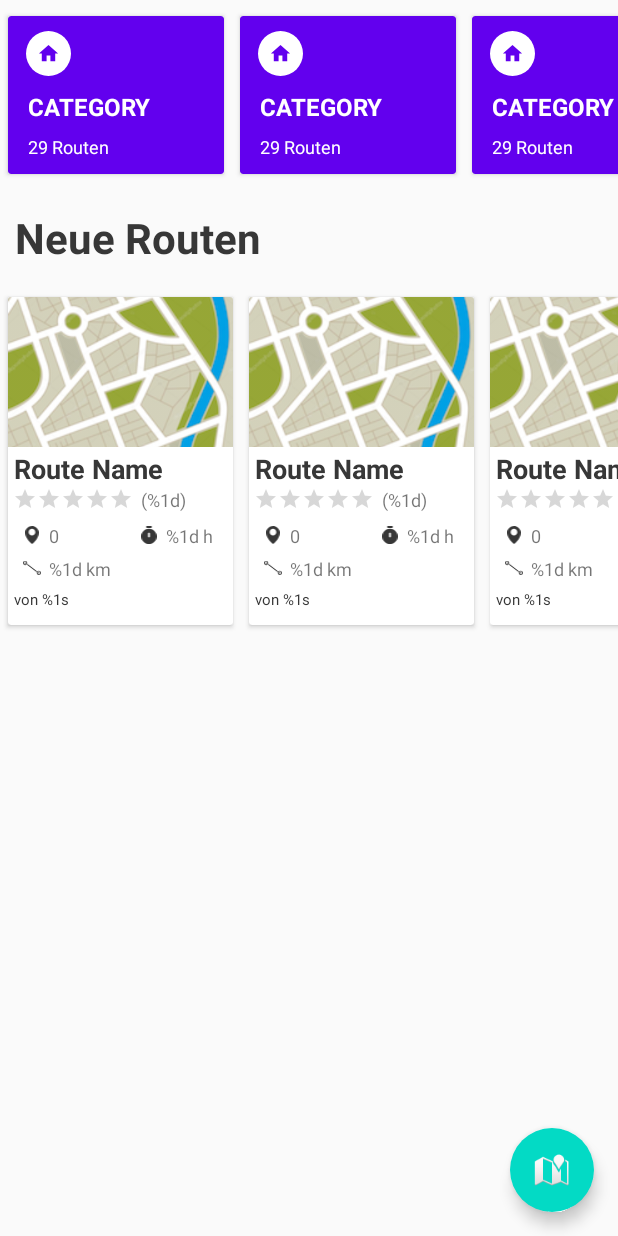
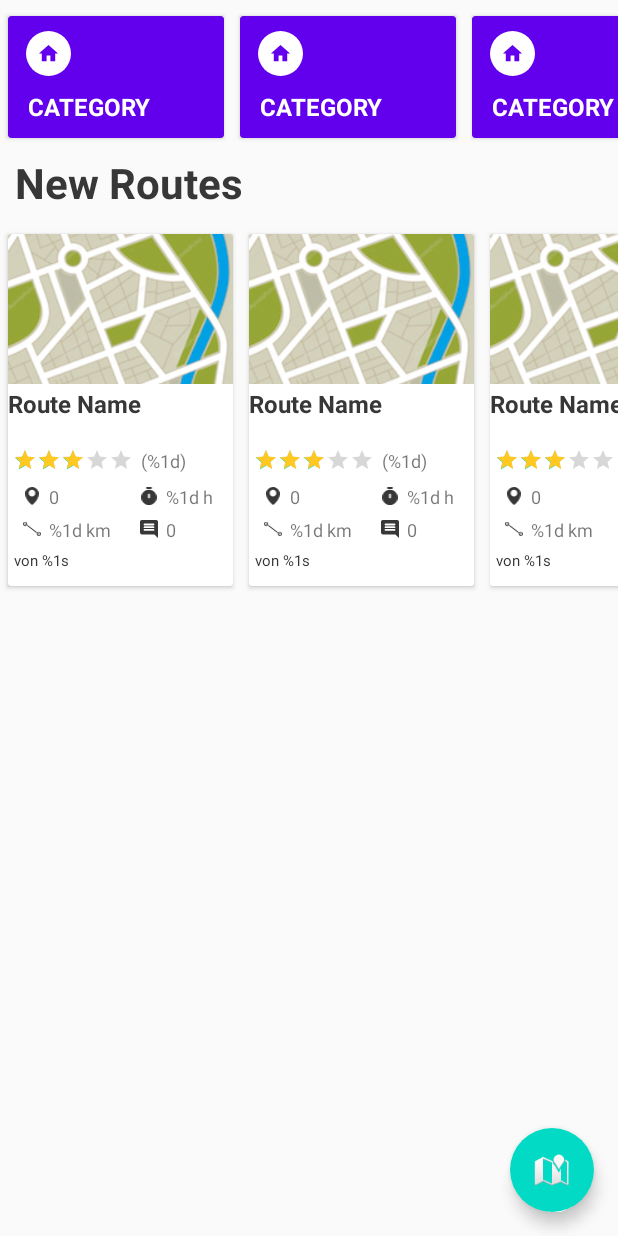
Before and after one commit to UniRegensburg/unsere-app-fur-die-universitat-regensburg-campus-guide, an Android app: the layout fragment_discover.xml on its own in the app's theme, with its tools: preview values and no code run, on a phone screen of 412 x 824 dp. Run offline under Robolectric (Android 15) with nearby library versions, the phone set to English and light mode, and no system bars.

Commit message:
Implement Route Adapter and Update UI

```diff
--- a/app/src/main/java/de/ur/explure/di/modules.kt
+++ b/app/src/main/java/de/ur/explure/di/modules.kt
@@ -55,7 +55,7 @@ val mainModule = module {
     single { UserRepositoryImpl(get(), get()) }
     single { CategoryRepositoryImpl(get(), get()) }
     viewModel { AuthenticationViewModel(get(), get()) }
-    viewModel { DiscoverViewModel(get(), get()) }
+    viewModel { DiscoverViewModel(get(), get(), get()) }
     viewModel { StateViewModel() }
     viewModel { BottomNavViewModel() }
     viewModel { MapViewModel(get()) }
--- a/app/src/main/java/de/ur/explure/repository/route/RouteRepository.kt
+++ b/app/src/main/java/de/ur/explure/repository/route/RouteRepository.kt
@@ -4,6 +4,7 @@ import de.ur.explure.model.comment.CommentDTO
 import de.ur.explure.model.route.Route
 import de.ur.explure.model.route.RouteDTO
 import de.ur.explure.utils.FirebaseResult
+import java.util.*
 
 interface RouteRepository {
 
@@ -18,4 +19,6 @@ interface RouteRepository {
     suspend fun addComment(routeId: String, commentDTO: CommentDTO): FirebaseResult<Void>
 
     suspend fun addAnswer(routeId: String, commentId: String, commentDTO: CommentDTO): FirebaseResult<Void>
+
+    suspend fun getLatestRoutes(lastVisibleDate: Date?,batchSize : Long): FirebaseResult<List<Route>>
 }
--- /dev/null
+++ b/app/src/main/res/drawable/ic_comment.xml
@@ -0,0 +1,12 @@
+<vector xmlns:android="http://schemas.android.com/apk/res/android"
+    android:width="20dp"
+    android:height="20dp"
+    android:viewportWidth="20"
+    android:viewportHeight="20">
+  <path
+      android:pathData="M19.99,2C19.99,0.9 19.1,0 18,0L2,0C0.9,0 0,0.9 0,2L0,14C0,15.1 0.9,16 2,16L16,16L20,20L19.99,2ZM15,12L5,12C4.45,12 4,11.55 4,11C4,10.45 4.45,10 5,10L15,10C15.55,10 16,10.45 16,11C16,11.55 15.55,12 15,12ZM15,9L5,9C4.45,9 4,8.55 4,8C4,7.45 4.45,7 5,7L15,7C15.55,7 16,7.45 16,8C16,8.55 15.55,9 15,9ZM15,6L5,6C4.45,6 4,5.55 4,5C4,4.45 4.45,4 5,4L15,4C15.55,4 16,4.45 16,5C16,5.55 15.55,6 15,6Z"
+      android:strokeWidth="1"
+      android:fillColor="#1D1D1D"
+      android:fillType="evenOdd"
+      android:strokeColor="#00000000"/>
+</vector>
--- a/app/src/main/res/layout/category_card_item.xml
+++ b/app/src/main/res/layout/category_card_item.xml
@@ -46,19 +46,6 @@
             app:layout_constraintStart_toStartOf="parent"
             app:layout_constraintTop_toBottomOf="@+id/iv_category_icon" />
 
-
-        <TextView
-            android:id="@+id/tv_category_count"
-            android:layout_width="wrap_content"
-            android:layout_height="wrap_content"
-            android:layout_marginStart="1dp"
-            android:layout_marginTop="7dp"
-            android:text="29 Routen"
-            android:textColor="@android:color/white"
-            android:textSize="12sp"
-            app:layout_constraintStart_toStartOf="parent"
-            app:layout_constraintTop_toBottomOf="@+id/tv_category_name" />
-
     </androidx.constraintlayout.widget.ConstraintLayout>
 
 
--- a/app/src/main/res/layout/fragment_discover.xml
+++ b/app/src/main/res/layout/fragment_discover.xml
@@ -20,11 +20,11 @@
         android:id="@+id/tv_new_routes"
         android:layout_width="wrap_content"
         android:layout_height="wrap_content"
-        android:text="Neue Routen"
+        android:text="@string/discover_new_routes"
         android:textColor="@color/textColor"
         android:textStyle="bold"
         android:textSize="28dp"
-        android:layout_marginTop="18dp"
+        android:layout_marginTop="5dp"
         android:layout_marginStart="10dp"
         app:layout_constraintStart_toStartOf="parent"
         app:layout_constraintTop_toBottomOf="@+id/rv_category_list" />
@@ -34,7 +34,7 @@
         android:layout_width="match_parent"
         android:layout_height="wrap_content"
         tools:listitem="@layout/route_card_item"
-        android:layout_marginTop="15dp"
+        android:layout_marginTop="10dp"
         android:orientation="horizontal"
         app:layoutManager="androidx.recyclerview.widget.LinearLayoutManager"
         app:layout_constraintStart_toStartOf="parent"
--- a/app/src/main/res/layout/route_card_item.xml
+++ b/app/src/main/res/layout/route_card_item.xml
@@ -1,5 +1,4 @@
 <?xml version="1.0" encoding="utf-8"?>
-
 <androidx.cardview.widget.CardView xmlns:android="http://schemas.android.com/apk/res/android"
     xmlns:app="http://schemas.android.com/apk/res-auto"
     xmlns:card_view="http://schemas.android.com/tools"
@@ -21,7 +20,6 @@
         android:background="@android:color/transparent"
         android:paddingBottom="10dp">
 
-
         <ImageView
             android:id="@+id/iv_route_thumbnail"
             android:layout_width="150dp"
@@ -35,13 +33,15 @@
 
         <TextView
             android:id="@+id/tv_route_title"
-            android:layout_width="wrap_content"
+            android:layout_width="120dp"
             android:layout_height="wrap_content"
-            android:layout_marginStart="4dp"
             android:layout_marginTop="2dp"
+            android:lines="2"
+            android:maxLines="2"
             android:text="@string/route_item_title"
             android:textColor="@color/textColor"
-            android:textSize="18sp"
+            android:layout_marginEnd="10dp"
+            android:textSize="16sp"
             android:textStyle="bold"
             app:layout_constraintStart_toStartOf="parent"
             app:layout_constraintTop_toBottomOf="@+id/iv_route_thumbnail" />
@@ -54,7 +54,8 @@
             android:layout_marginStart="3dp"
             android:max="5"
             android:numStars="5"
-            android:rating="0.0"
+            android:progressTint="@color/duskYellow"
+            android:rating="3.0"
             android:stepSize="0.0"
             app:layout_constraintStart_toStartOf="parent"
             app:layout_constraintTop_toBottomOf="@+id/tv_route_title" />
@@ -116,6 +117,28 @@
             app:layout_constraintTop_toTopOf="@+id/iv_duration_icon" />
 
         <ImageView
+            android:id="@+id/iv_comment_icon"
+            android:layout_width="12dp"
+            android:layout_height="12dp"
+            android:layout_marginTop="10dp"
+            android:layout_marginEnd="50dp"
+            android:src="@drawable/ic_comment"
+            app:layout_constraintEnd_toEndOf="parent"
+            app:layout_constraintTop_toBottomOf="@+id/iv_duration_icon"
+            app:tint="@color/textColor" />
+
+        <TextView
+            android:id="@+id/tv_comment"
+            android:layout_width="wrap_content"
+            android:layout_height="wrap_content"
+            android:layout_marginStart="5dp"
+            android:text="@string/route_item_waypoints"
+            android:textSize="12sp"
+            app:layout_constraintBottom_toBottomOf="@+id/iv_comment_icon"
+            app:layout_constraintStart_toEndOf="@id/iv_comment_icon"
+            app:layout_constraintTop_toTopOf="@+id/iv_comment_icon" />
+
+        <ImageView
             android:id="@+id/iv_distance_icon"
             android:layout_width="12dp"
             android:layout_height="12dp"
--- a/app/src/main/res/values/colors.xml
+++ b/app/src/main/res/values/colors.xml
@@ -13,5 +13,6 @@
 
 
     <color name="textColor">#373737</color>
+    <color name="duskYellow">#ffc922</color>
 
 </resources>
--- a/app/src/main/res/values/strings.xml
+++ b/app/src/main/res/values/strings.xml
@@ -54,4 +54,6 @@
     <string name="route_item_distance">%1d km</string>
     <string name="route_item_duration">%1d h</string>
     <string name="route_item_author">von %1s</string>
+
+    <string name="discover_new_routes">New Routes</string>
 </resources>
```
Also changed, not shown: app/src/main/java/de/ur/explure/adapter/RouteDiscoverAdapter.kt (added, +69 -0 lines), app/src/main/java/de/ur/explure/extensions/RouteExtension.kt (added, +14 -0 lines), app/src/main/java/de/ur/explure/model/route/Route.kt (+5 -2 lines), app/src/main/java/de/ur/explure/repository/route/RouteRepositoryImpl.kt (+23 -0 lines), app/src/main/java/de/ur/explure/viewmodel/DiscoverViewModel.kt (+40 -1 lines), app/src/main/java/de/ur/explure/views/DiscoverFragment.kt (+21 -0 lines), 1 other file.
